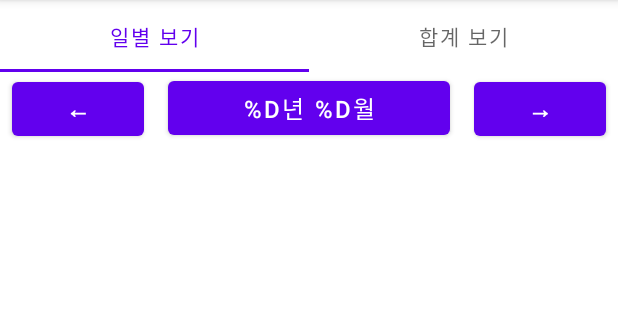
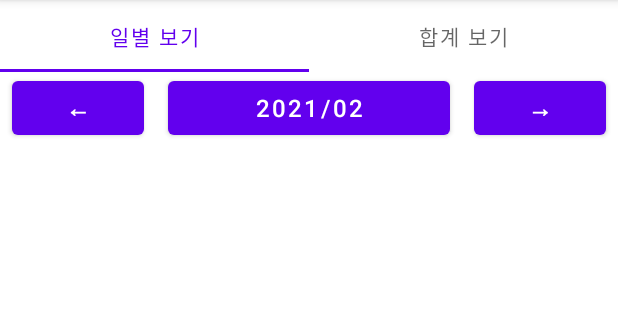
Before and after one commit to mbkim95/JokbalManager, an Android app: the screen it shows after launch (MainActivity), on a phone screen of 412 x 824 dp, the part 84-404 px from its top. Run offline under Robolectric (Android 15) with nearby library versions, the phone set to English and light mode, and no system bars.

Commit message:
월별 날짜 변경 확인

```diff
--- /dev/null
+++ b/app/src/main/java/com/example/jokbalmanager/util/DateProvider.kt
@@ -0,0 +1,16 @@
+package com.example.jokbalmanager.util
+
+import java.text.SimpleDateFormat
+import java.util.*
+
+fun getTodayMonth(): String {
+    val dateFormat = SimpleDateFormat("yyyy/MM")
+    return dateFormat.format(Date())
+}
+
+fun getPreviousMonth(prevCount: Int): String {
+    val dateFormat = SimpleDateFormat("yyyy/MM")
+    val cal = Calendar.getInstance()
+    cal.add(Calendar.MONTH, prevCount)
+    return dateFormat.format(cal.time).toString()
+}
--- a/app/src/main/java/com/example/jokbalmanager/view/DailyFragment.kt
+++ b/app/src/main/java/com/example/jokbalmanager/view/DailyFragment.kt
@@ -5,14 +5,38 @@ import android.view.LayoutInflater
 import android.view.View
 import android.view.ViewGroup
 import androidx.fragment.app.Fragment
-import com.example.jokbalmanager.R
+import com.example.jokbalmanager.databinding.FragmentDailyBinding
+import com.example.jokbalmanager.util.getPreviousMonth
+import com.example.jokbalmanager.util.getTodayMonth
 
 class DailyFragment : Fragment() {
+    private var _binding: FragmentDailyBinding? = null
+    private val binding get() = _binding!!
+    private var count = 0
 
     override fun onCreateView(
         inflater: LayoutInflater, container: ViewGroup?,
         savedInstanceState: Bundle?
-    ): View? {
-        return inflater.inflate(R.layout.fragment_daily, container, false)
+    ): View {
+        _binding = FragmentDailyBinding.inflate(inflater, container, false)
+        return binding.root
+    }
+
+    override fun onViewCreated(view: View, savedInstanceState: Bundle?) {
+        super.onViewCreated(view, savedInstanceState)
+        binding.apply {
+            currentMonthText.text = getTodayMonth()
+            prevMonthButton.setOnClickListener {
+                currentMonthText.text = getPreviousMonth(--count)
+            }
+            nextMonthButton.setOnClickListener {
+                currentMonthText.text = getPreviousMonth(++count)
+            }
+        }
+    }
+
+    override fun onDestroyView() {
+        super.onDestroyView()
+        _binding = null
     }
 }
--- a/app/src/main/res/layout/fragment_daily.xml
+++ b/app/src/main/res/layout/fragment_daily.xml
@@ -15,6 +15,7 @@
         app:layout_constraintTop_toTopOf="parent">
 
         <Button
+            android:id="@+id/prev_month_button"
             android:layout_width="wrap_content"
             android:layout_height="wrap_content"
             android:layout_marginStart="8dp"
@@ -24,15 +25,17 @@
             android:textStyle="bold" />
 
         <Button
+            android:id="@+id/current_month_text"
             android:layout_width="0dp"
             android:layout_height="wrap_content"
             android:layout_marginStart="8dp"
             android:layout_marginEnd="8dp"
             android:layout_weight="1"
-            android:text="@string/month_format"
-            android:textSize="16sp" />
+            android:textSize="16sp"
+            tools:text="2021/1" />
 
         <Button
+            android:id="@+id/next_month_button"
             android:layout_width="wrap_content"
             android:layout_height="wrap_content"
             android:layout_marginStart="8dp"
--- a/app/src/main/res/values/strings.xml
+++ b/app/src/main/res/values/strings.xml
@@ -3,6 +3,5 @@
     <string name="hello_blank_fragment">Hello blank fragment</string>
     <string name="left_arrow">←</string>
     <string name="right_arrow">→</string>
-    <string name="month_format">%d년 %d월</string>
     <string name="day_format">%d월 %d일</string>
 </resources>
```
